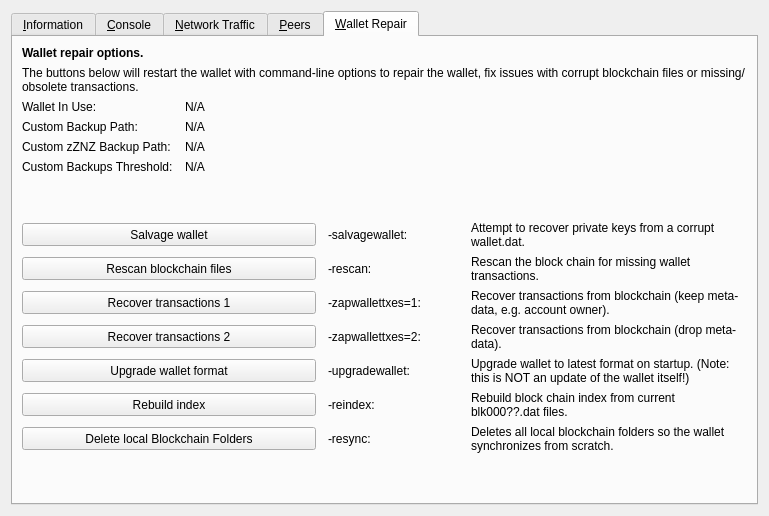
Old version of the form src/qt/forms/rpcconsole.ui in the repository ZENZO-Ecosystem/ZENZO-Core-Archive.
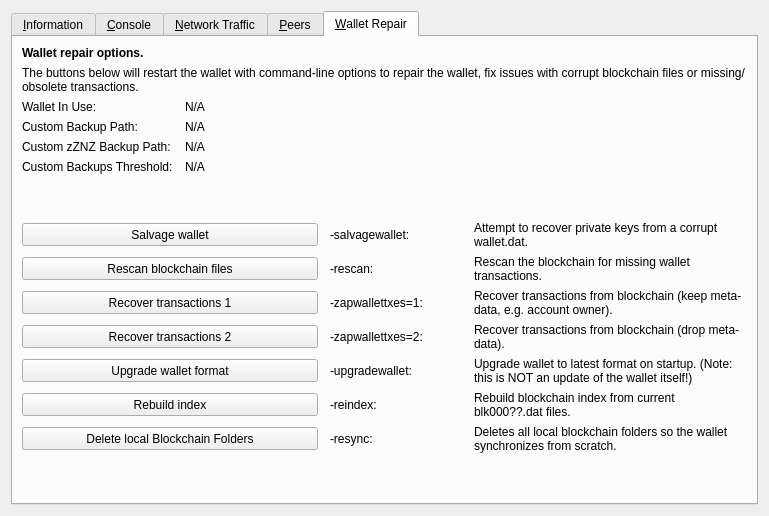
New version of the form. The open tabs and pages were chosen to show the change. Icons and pictures are not drawn. Custom widgets are drawn as their Qt base class.

Commit message: [Misc] Rename block chain to blockchain

Diff of the .ui file:
```diff
--- a/src/qt/forms/rpcconsole.ui
+++ b/src/qt/forms/rpcconsole.ui
@@ -1465,7 +1465,7 @@
        <item row="8" column="3">
         <widget class="QLabel" name="label_repair_rescan">
          <property name="text">
-          <string>Rescan the block chain for missing wallet transactions.</string>
+          <string>Rescan the blockchain for missing wallet transactions.</string>
          </property>
          <property name="wordWrap">
           <bool>true</bool>
@@ -1597,7 +1597,7 @@
        <item row="12" column="3">
         <widget class="QLabel" name="label_repair_reindex">
          <property name="text">
-          <string>Rebuild block chain index from current blk000??.dat files.</string>
+          <string>Rebuild blockchain index from current blk000??.dat files.</string>
          </property>
          <property name="wordWrap">
           <bool>true</bool>
```
Left out of the diff: 2 changed lines with no effect on the pictures. The commit also changes 17 other files.
